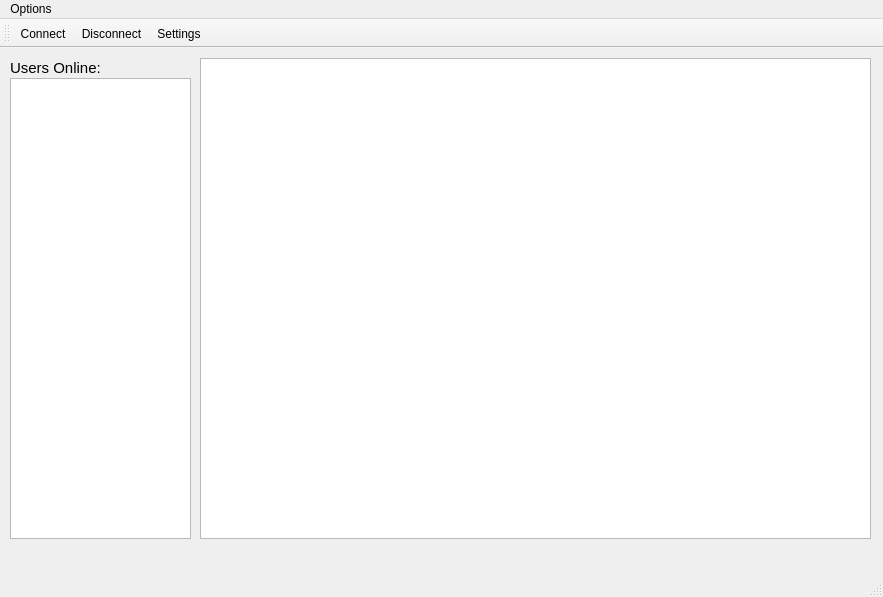
The window that server/serverwindow.ui (ericytsang-archive/comp4981.linuxchat) describes before a commit, drawn with Qt 5.
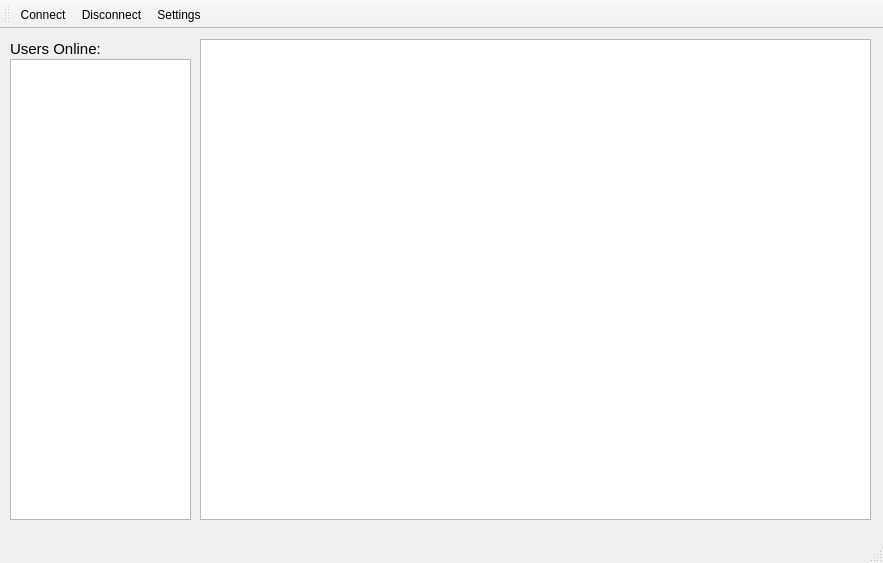
The same window after the commit. Icons and pictures are not drawn.

Diff of the .ui file:
```diff
--- a/server/serverwindow.ui
+++ b/server/serverwindow.ui
@@ -7,7 +7,7 @@
     <x>0</x>
     <y>0</y>
     <width>883</width>
-    <height>597</height>
+    <height>563</height>
    </rect>
   </property>
   <property name="windowTitle">
@@ -56,6 +56,7 @@
     </property>
    </widget>
   </widget>
+  <widget class="QStatusBar" name="statusBar"/>
   <widget class="QToolBar" name="mainToolBar">
    <attribute name="toolBarArea">
     <enum>TopToolBarArea</enum>
@@ -67,27 +68,16 @@
    <addaction name="actionDisconnect"/>
    <addaction name="actionSettings"/>
   </widget>
-  <widget class="QStatusBar" name="statusBar"/>
-  <widget class="QMenuBar" name="menuBar">
-   <property name="geometry">
-    <rect>
-     <x>0</x>
-     <y>0</y>
-     <width>883</width>
-     <height>27</height>
-    </rect>
+  <action name="actionSettings">
+   <property name="text">
+    <string>Settings</string>
    </property>
-   <widget class="QMenu" name="menuBanana">
-    <property name="title">
-     <string>Options</string>
-    </property>
-    <addaction name="separator"/>
-    <addaction name="actionConnect"/>
-    <addaction name="actionDisconnect"/>
-    <addaction name="actionSettings"/>
-   </widget>
-   <addaction name="menuBanana"/>
-  </widget>
+  </action>
+  <action name="actionDisconnect">
+   <property name="text">
+    <string>Disconnect</string>
+   </property>
+  </action>
   <action name="actionConnect">
    <property name="checkable">
     <bool>true</bool>
```
Left out of the diff: 26 changed lines with no effect on the pictures.
